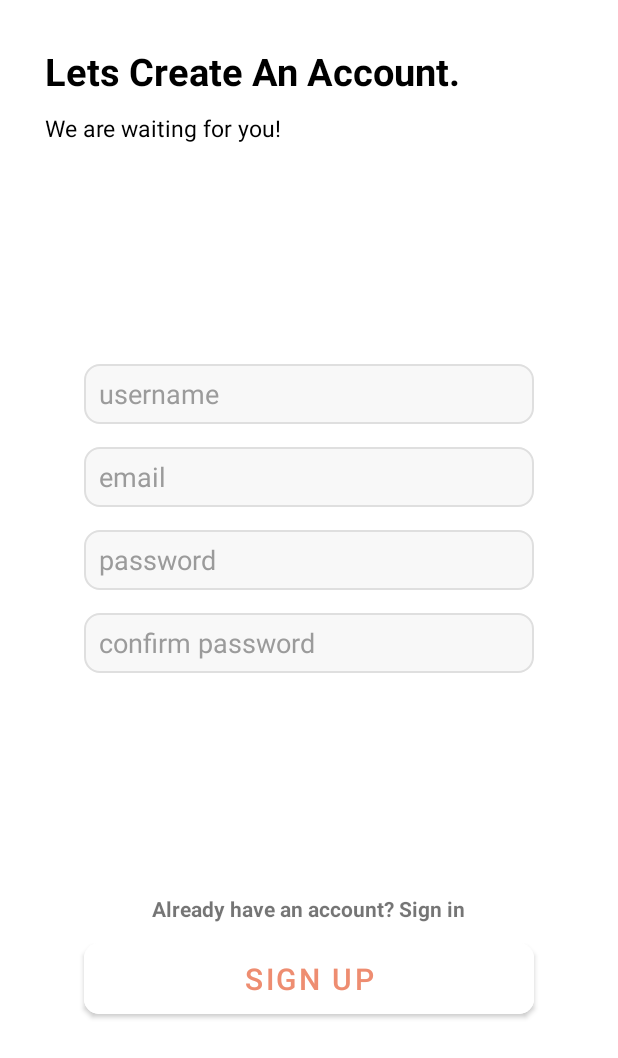
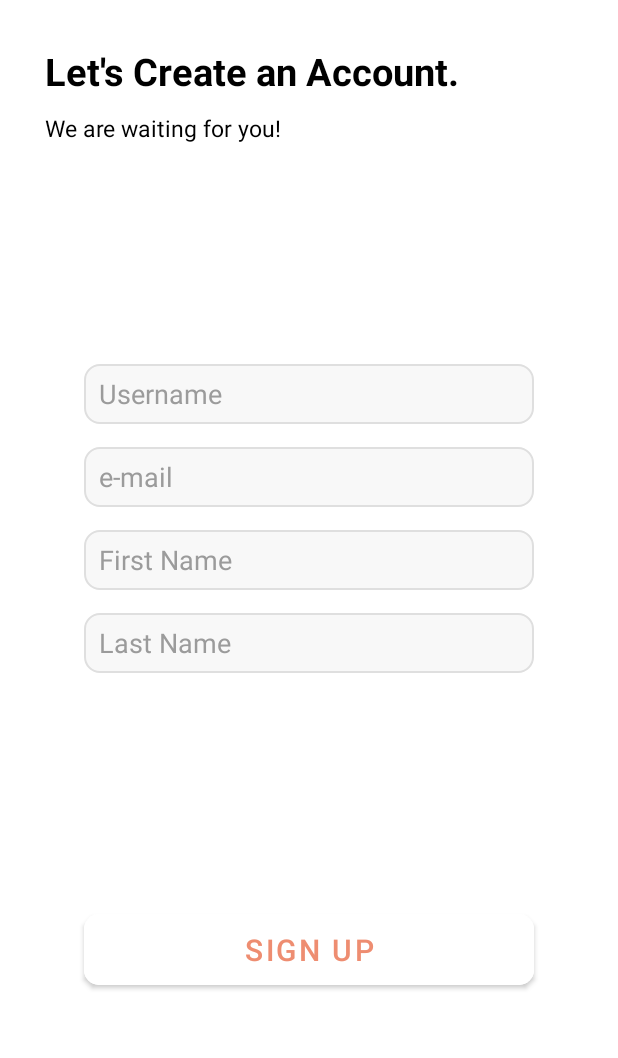
Before and after one commit to CMPUT301W23T32/lordofthewings, an Android app: the screen it shows after launch (SignUpPage), after a tap on "SIGN UP", on a phone screen of 412 x 824 dp. Shown: the top 1058 px of the screen. Run offline under Robolectric (Android 15) with nearby library versions, the phone set to English and light mode, and no system bars; our stand-ins replace Firebase (no records; nobody signed in at launch, a user with empty details on screens opened directly); 1 statement that could not run was skipped.

Commit message:
redid the signup page with only username and added validator for username in db

```diff
--- a/code/app/src/main/java/com/project/lordofthewings/Controllers/FirebaseController.java
+++ b/code/app/src/main/java/com/project/lordofthewings/Controllers/FirebaseController.java
@@ -22,6 +22,10 @@ public class FirebaseController {
         * @return db
      */
     public FirebaseFirestore getDb() {
+
+        if (db == null) {
+            db = FirebaseFirestore.getInstance();
+        }
         return db;
     }
 }
--- a/code/app/src/main/java/com/project/lordofthewings/Views/HomePage.java
+++ b/code/app/src/main/java/com/project/lordofthewings/Views/HomePage.java
@@ -18,8 +18,12 @@ import android.widget.Toast;
 import androidx.annotation.Nullable;
 import androidx.appcompat.app.AppCompatActivity;
 
+import com.google.firebase.firestore.CollectionReference;
+import com.google.firebase.firestore.FirebaseFirestore;
+import com.google.firebase.firestore.Query;
 import com.google.zxing.integration.android.IntentIntegrator;
 import com.google.zxing.integration.android.IntentResult;
+import com.project.lordofthewings.Controllers.FirebaseController;
 import com.project.lordofthewings.R;
 import com.project.lordofthewings.Views.CameraPages.QRCodeScan;
 import com.project.lordofthewings.Views.StartUpPages.SignUpPage;
@@ -43,8 +47,8 @@ public class HomePage extends AppCompatActivity {
             integrator.setPrompt("Scan a QR Code");
             integrator.setOrientationLocked(false);
             integrator.initiateScan();
+
         });
-
 
         ImageButton settingsButton = findViewById(R.id.settingsButton);
         settingsButton.setOnClickListener(new View.OnClickListener() {
--- a/code/app/src/main/java/com/project/lordofthewings/Views/MainActivity.java
+++ b/code/app/src/main/java/com/project/lordofthewings/Views/MainActivity.java
@@ -8,6 +8,7 @@ import android.content.SharedPreferences;
 import android.os.Bundle;
 
 import com.project.lordofthewings.R;
+import com.project.lordofthewings.Views.StartUpPages.SignUpPage;
 import com.project.lordofthewings.Views.StartUpPages.StartUpPage;
 
 public class MainActivity extends AppCompatActivity {
@@ -19,7 +20,7 @@ public class MainActivity extends AppCompatActivity {
 //        FirebaseFirestore db = fbcontroller.getDb();
         SharedPreferences sh = getSharedPreferences("sharedPrefs", Context.MODE_PRIVATE);
         if (sh.getString("username", "").equals("")) {
-            Intent intent = new Intent(MainActivity.this, StartUpPage.class);
+            Intent intent = new Intent(MainActivity.this, SignUpPage.class);
             startActivity(intent);
         } else {
             Intent intent = new Intent(MainActivity.this, HomePage.class);
--- a/code/app/src/main/res/layout/signup_page.xml
+++ b/code/app/src/main/res/layout/signup_page.xml
@@ -10,7 +10,7 @@
         android:layout_height="wrap_content"
         android:paddingLeft="30dp"
         android:paddingTop="30dp"
-        android:text="Lets Create An Account."
+        android:text="Let's Create an Account."
         android:textSize="25dp"
         android:textStyle="bold"
         android:textColor="#000000"/>
@@ -36,7 +36,7 @@
             android:layout_height="40dp"
             android:layout_gravity="center"
             android:background="@drawable/rounded_md"
-            android:hint="username"
+            android:hint="Username"
             android:textColorHint="#9B9B9B"
             android:paddingLeft="10dp" />
 
@@ -47,42 +47,34 @@
             android:layout_gravity="center"
             android:layout_marginTop="15dp"
             android:background="@drawable/rounded_md"
-            android:hint="email"
+            android:hint="e-mail"
             android:inputType="textEmailAddress"
             android:textColorHint="#9B9B9B"
             android:paddingLeft="10dp" />
 
         <EditText
-            android:id="@+id/password"
+            android:id="@+id/firstName"
             android:layout_width="300dp"
             android:layout_height="40dp"
             android:layout_gravity="center"
             android:layout_marginTop="15dp"
             android:background="@drawable/rounded_md"
-            android:hint="password"
-            android:inputType="textPassword"
+            android:hint="First Name"
             android:textColorHint="#9B9B9B"
             android:paddingLeft="10dp" />
 
         <EditText
-            android:id="@+id/confirmPassword"
+            android:id="@+id/lastName"
             android:layout_width="300dp"
             android:layout_height="40dp"
             android:layout_gravity="center"
             android:layout_marginTop="15dp"
             android:background="@drawable/rounded_md"
-            android:hint="confirm password"
-            android:inputType="textPassword"
-            android:paddingLeft="10dp"
+            android:hint="Last Name"
             android:textColorHint="#9B9B9B"
-            />
+            android:paddingLeft="10dp" />
     </LinearLayout>
-    <TextView
-        android:layout_width="wrap_content"
-        android:layout_height="wrap_content"
-        android:layout_gravity="center"
-        android:textStyle="bold"
-        android:text="Already have an account? Sign in"/>
+
     <Button
         android:id="@+id/signUpButton"
         android:layout_width="300dp"
```
Also changed, not shown: code/app/src/main/java/com/project/lordofthewings/Models/Player/Player.java (+28 -25 lines), code/app/src/main/java/com/project/lordofthewings/Views/StartUpPages/SignUpPage.java (+70 -17 lines).
